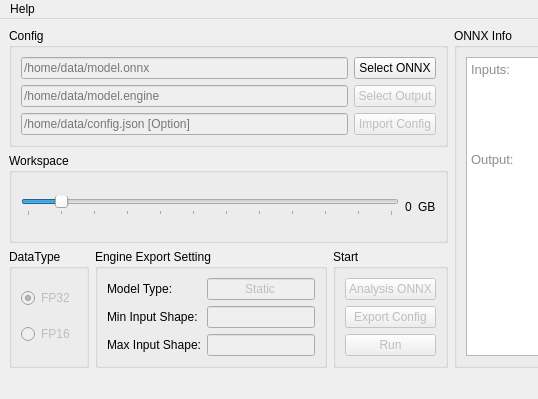
Qt form ui/ui_onnx2engine.ui (akira4O4/trt-ui) before a commit; both pictures show x 0 to 538 and y 0 to 399 of the 800 by 399 pixel window.
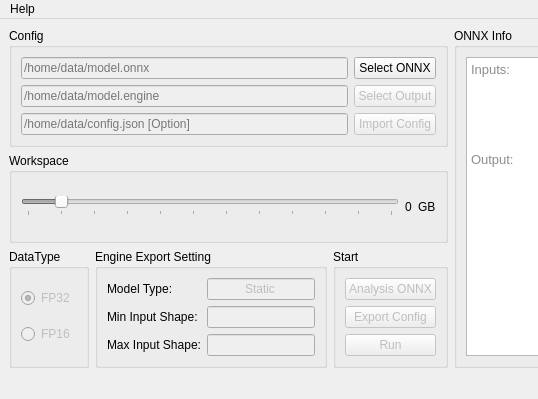
The same form after that commit.

What changed in the file:
```diff
--- a/ui/ui_onnx2engine.ui
+++ b/ui/ui_onnx2engine.ui
@@ -146,6 +146,9 @@
         <layout class="QHBoxLayout" name="horizontalLayout_2">
          <item>
           <widget class="QSlider" name="horizontalSlider_workspace">
+           <property name="enabled">
+            <bool>false</bool>
+           </property>
            <property name="minimum">
             <number>1</number>
            </property>
```
